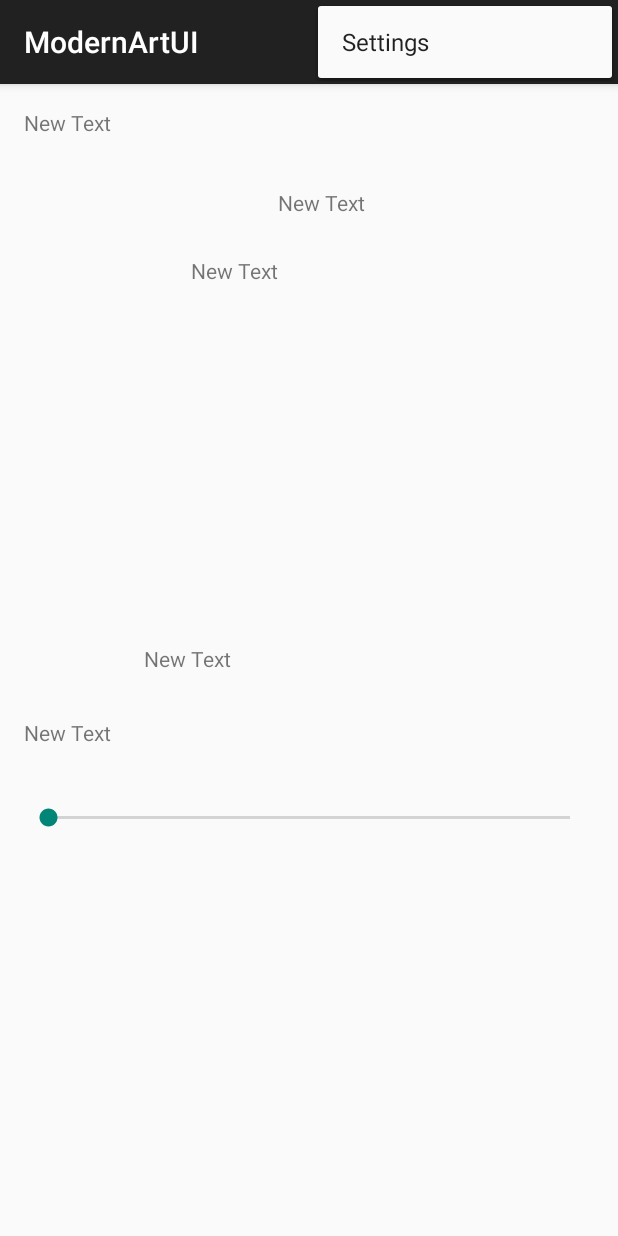
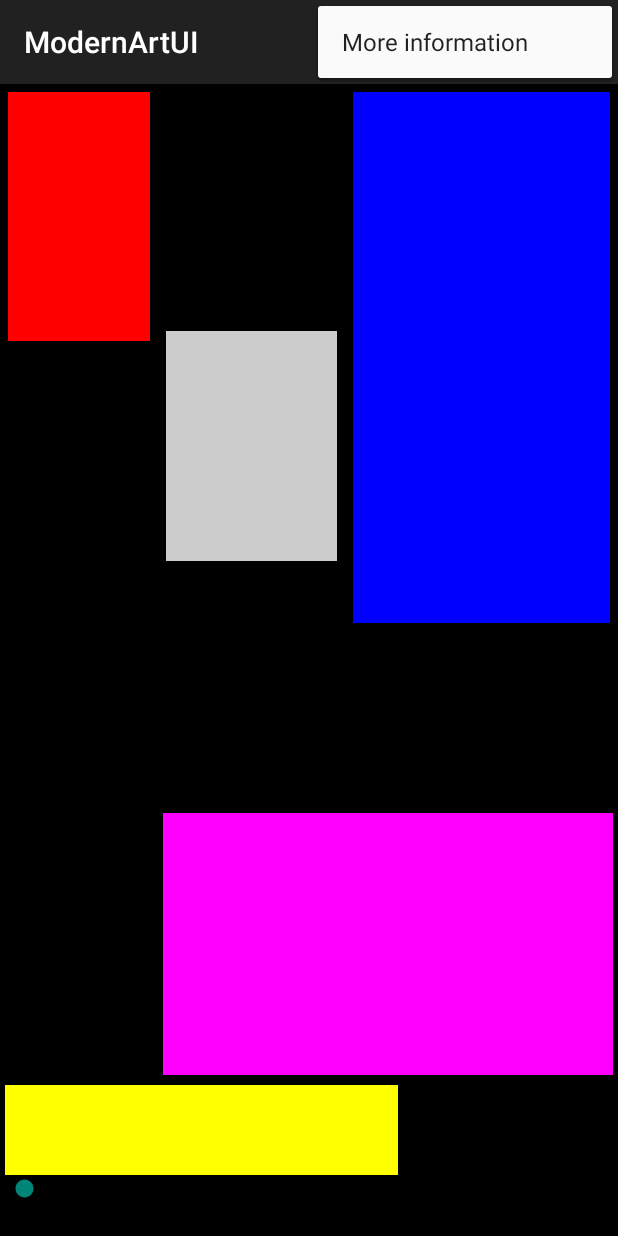
Before and after one commit to cgracia/programming-android-project-ModernArtUI, an Android app: the screen it shows after launch (MainActivity), with the options menu open, on a phone screen of 412 x 824 dp. Run offline under Robolectric (Android 15) with nearby library versions, the phone set to English and light mode, and no system bars.

Commit message:
Hopefully finished!

```diff
--- a/app/src/main/java/modernartui/coursera/project/modernartui/MainActivity.java
+++ b/app/src/main/java/modernartui/coursera/project/modernartui/MainActivity.java
@@ -1,16 +1,62 @@
 package modernartui.coursera.project.modernartui;
 
+import android.app.AlertDialog;
+import android.app.Dialog;
+import android.app.DialogFragment;
+import android.content.DialogInterface;
+import android.content.Intent;
+import android.graphics.Color;
+import android.net.Uri;
 import android.support.v7.app.AppCompatActivity;
 import android.os.Bundle;
 import android.view.Menu;
 import android.view.MenuItem;
+import android.widget.SeekBar;
+import android.widget.TextView;
 
 public class MainActivity extends AppCompatActivity {
+
+    static private final String URL = "http://www.moma.org";
+
+    private TextView mTextView1;
+    private TextView mTextView2;
+    private TextView mTextView3;
+    private TextView mTextView4;
+    private SeekBar mSeekBar;
+
+    private DialogFragment mDialog;
 
     @Override
     protected void onCreate(Bundle savedInstanceState) {
         super.onCreate(savedInstanceState);
         setContentView(R.layout.activity_main);
+
+        // Find views. Number two is grey and is never modified.
+        mTextView1 = (TextView) findViewById(R.id.textView1);
+        mTextView2 = (TextView) findViewById(R.id.textView3);
+        mTextView3 = (TextView) findViewById(R.id.textView4);
+        mTextView4 = (TextView) findViewById(R.id.textView5);
+
+        mSeekBar = (SeekBar) findViewById(R.id.seekBar);
+
+        // Attach listener to seekbar
+        mSeekBar.setOnSeekBarChangeListener(new SeekBar.OnSeekBarChangeListener() {
+            @Override
+            public void onProgressChanged(SeekBar seekBar, int progress, boolean fromUser) {
+                // When the progress changes this function is called, it changes all the colors
+                setColors(progress);
+            }
+
+            @Override
+            public void onStartTrackingTouch(SeekBar seekBar) {
+
+            }
+
+            @Override
+            public void onStopTrackingTouch(SeekBar seekBar) {
+
+            }
+        });
     }
 
     @Override
@@ -28,10 +74,66 @@ public class MainActivity extends AppCompatActivity {
         int id = item.getItemId();
 
         //noinspection SimplifiableIfStatement
-        if (id == R.id.action_settings) {
+        if (id == R.id.action_settings) {// Create a new AlertDialogFragment
+            createAlertDialog();
             return true;
         }
 
         return super.onOptionsItemSelected(item);
     }
+
+    private void setColors(int progress) {
+        // Change the colors of the text views when progress changes
+        // The colors have been chosen more or less randomly
+
+        int red = 255 * (100 - progress) / 100;
+        int green = 255 * progress / 100;
+        int blue = 0;
+        mTextView1.setBackgroundColor(Color.rgb(red, green, blue));
+
+        red = 100 * progress / 100;
+        green = 100 * progress / 100;
+        blue = 255 * (100 - progress) / 100;
+        mTextView2.setBackgroundColor(Color.rgb(red, green, blue));
+
+        red = 255 * (100 - progress) / 100;
+        green = 255 * progress / 100;
+        blue = 255;
+        mTextView3.setBackgroundColor(Color.rgb(red, green, blue));
+
+        red = 255 * (100 - progress) / 100;
+        green = 255 * (100 - progress) / 100;
+        blue = 255 * progress / 100;
+        mTextView4.setBackgroundColor(Color.rgb(red, green, blue));
+    }
+
+    private void createAlertDialog() {
+
+        AlertDialog.Builder builder = new AlertDialog.Builder(MainActivity.this);
+
+        builder.setMessage("Inspired by the need to pass the course project.\nBut click below if you want to learn more!");
+
+        builder.setCancelable(true);
+
+        builder.setPositiveButton("Visit MOMA",
+                new DialogInterface.OnClickListener() {
+                    public void onClick(
+                            final DialogInterface dialog, int id) {
+                        Intent intent = new Intent(Intent.ACTION_VIEW, Uri.parse(URL));
+                        startActivity(intent);
+                    }
+                });
+
+        builder.setNegativeButton("Not now",
+                new DialogInterface.OnClickListener() {
+                    public void onClick(DialogInterface dialog,
+                                        int id) {
+                        dialog.cancel();
+                    }
+                });
+
+        AlertDialog alert = builder.create();
+        alert.show();
+
+    }
 }
--- a/app/src/main/res/layout/activity_main.xml
+++ b/app/src/main/res/layout/activity_main.xml
@@ -2,17 +2,16 @@
     xmlns:tools="http://schemas.android.com/tools"
     android:layout_width="match_parent"
     android:layout_height="match_parent"
-    android:paddingLeft="@dimen/activity_horizontal_margin"
-    android:paddingRight="@dimen/activity_horizontal_margin"
-    android:paddingTop="@dimen/activity_vertical_margin"
-    android:paddingBottom="@dimen/activity_vertical_margin" tools:context=".MainActivity"
+    tools:context=".MainActivity"
     android:orientation="vertical"
-    android:weightSum="1">
+    android:weightSum="1"
+    android:background="#000000">
 
     <LinearLayout
         android:orientation="vertical"
         android:layout_width="match_parent"
-        android:layout_height="464dp"
+        android:layout_height="0dp"
+        android:layout_weight="0.97"
         android:layout_alignParentTop="true"
         android:layout_centerHorizontal="true"
         android:weightSum="1">
@@ -26,48 +25,53 @@
             android:weightSum="1">
 
             <TextView
-                android:layout_width="wrap_content"
+                android:layout_width="0dp"
                 android:layout_height="166dp"
-                android:text="New Text"
                 android:id="@+id/textView1"
-                android:layout_weight="0.26" />
+                android:layout_weight="0.25"
+                android:layout_margin="5dp"
+                android:background="#FF0000"/>
 
             <TextView
-                android:layout_width="wrap_content"
-                android:layout_height="159dp"
-                android:text="New Text"
+                android:layout_width="0dp"
+                android:layout_height="153dp"
                 android:id="@+id/textView2"
-                android:layout_gravity="center_vertical" />
+                android:layout_weight="0.3"
+                android:layout_gravity="center_vertical"
+                android:layout_margin="5dp"
+                android:background="#CCCCCC" />
 
             <TextView
-                android:layout_width="wrap_content"
-                android:layout_height="304dp"
-                android:text="New Text"
+                android:layout_width="0dp"
+                android:layout_height="354dp"
                 android:id="@+id/textView3"
-                android:layout_gravity="bottom"
-                android:layout_weight="0.67" />
+                android:layout_margin="5dp"
+                android:background="#0000FF"
+                android:layout_weight="0.45" />
 
         </LinearLayout>
 
         <TextView
             android:layout_width="300dp"
-            android:layout_height="wrap_content"
-            android:text="New Text"
+            android:layout_height="40dp"
             android:id="@+id/textView4"
             android:layout_gravity="right"
-            android:layout_weight="0.25" />
+            android:layout_weight="0.5"
+            android:layout_margin="3dp"
+            android:background="#FF00FF" />
 
         <TextView
             android:layout_width="262dp"
-            android:layout_height="wrap_content"
-            android:text="New Text"
+            android:layout_height="40dp"
             android:id="@+id/textView5"
-            android:layout_weight="0.18" />
+            android:layout_weight="0.5"
+            android:layout_margin="3dp"
+            android:background="#FFFF00" />
     </LinearLayout>
 
     <SeekBar
         android:layout_width="match_parent"
         android:layout_height="wrap_content"
         android:id="@+id/seekBar"
-        android:layout_gravity="center_horizontal" />
+        android:layout_gravity="bottom" />
 </LinearLayout>
--- a/app/src/main/res/values/strings.xml
+++ b/app/src/main/res/values/strings.xml
@@ -2,5 +2,5 @@
     <string name="app_name">ModernArtUI</string>
 
     <string name="hello_world">Hello world!</string>
-    <string name="action_settings">Settings</string>
+    <string name="action_settings">More information</string>
 </resources>
```
